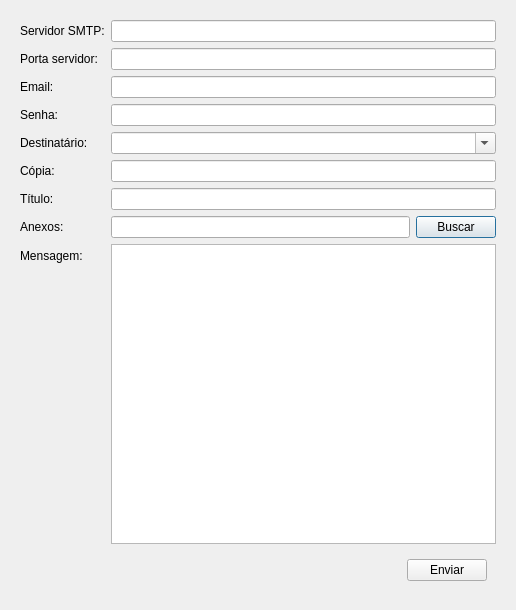
Old version of the form ui/sendmail.ui in the repository lellisls/ERP-STACCATO.
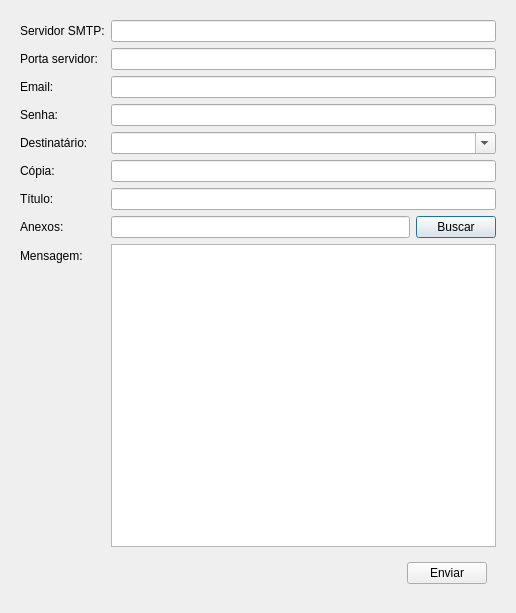
New version of the form.

```diff
--- a/ui/sendmail.ui
+++ b/ui/sendmail.ui
@@ -7,7 +7,7 @@
     <x>0</x>
     <y>0</y>
     <width>516</width>
-    <height>607</height>
+    <height>613</height>
    </rect>
   </property>
   <property name="windowTitle">
```
Left out of the diff: 1 changed line with no effect on the pictures.
